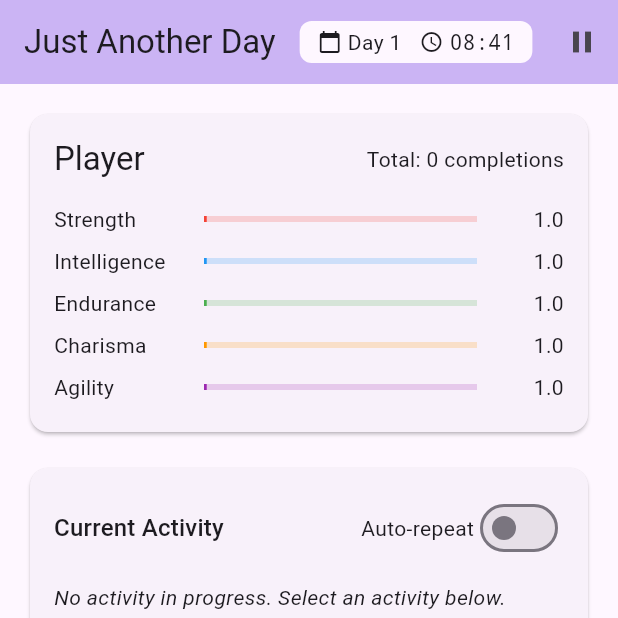
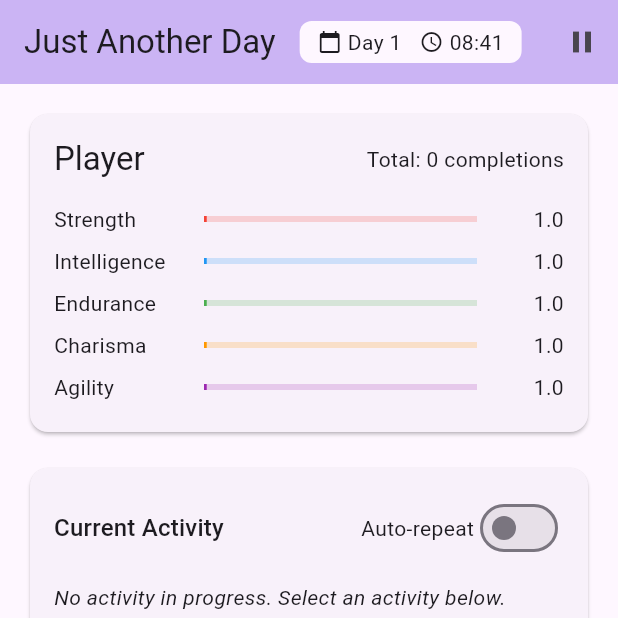
Before and after one commit to Liodene/Just-another-day, a Flutter app: the screen it shows after launch, scrolled down 348 dp, on a phone screen of 412 x 824 dp, the top half of it. Run offline on Flutter 3.47's test engine with Material 3 defaults, Android fonts, the phone set to English and light mode, and no system bars.

Commit message:
Simplify time display styling to fix formatting
Co-authored-by: corentin.lefevre <corentin.lefevre@staycation.co>

```diff
--- a/lib/main.dart
+++ b/lib/main.dart
@@ -1,5 +1,3 @@
-import 'dart:ui';
-
 import 'package:flutter/material.dart';
 
 import 'engine/activity_manager.dart';
@@ -109,13 +107,7 @@ class _GameScreenState extends State<GameScreen>
                   const SizedBox(width: 4),
                   Text(
                     gameTime.formattedTime,
-                    style:
-                        Theme.of(context).textTheme.bodyMedium?.copyWith(
-                              fontFamily: 'monospace',
-                              fontFeatures: [
-                                const FontFeature.tabularFigures(),
-                              ],
-                            ),
+                    style: Theme.of(context).textTheme.bodyMedium,
                   ),
                 ],
               ),
```
